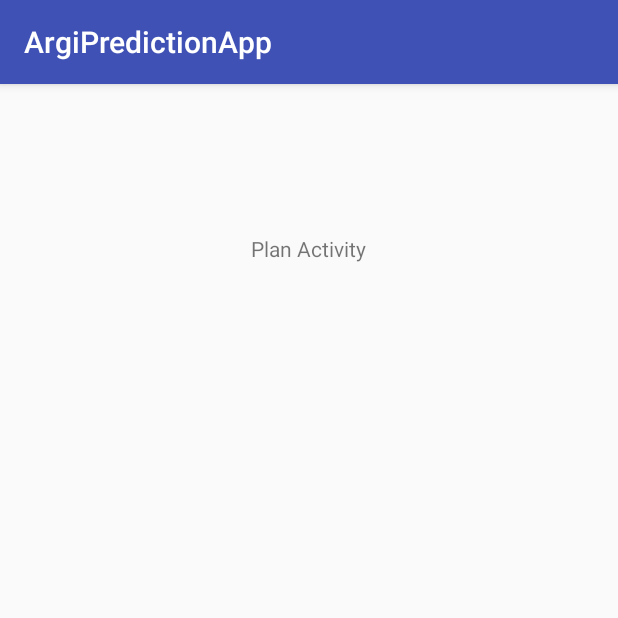
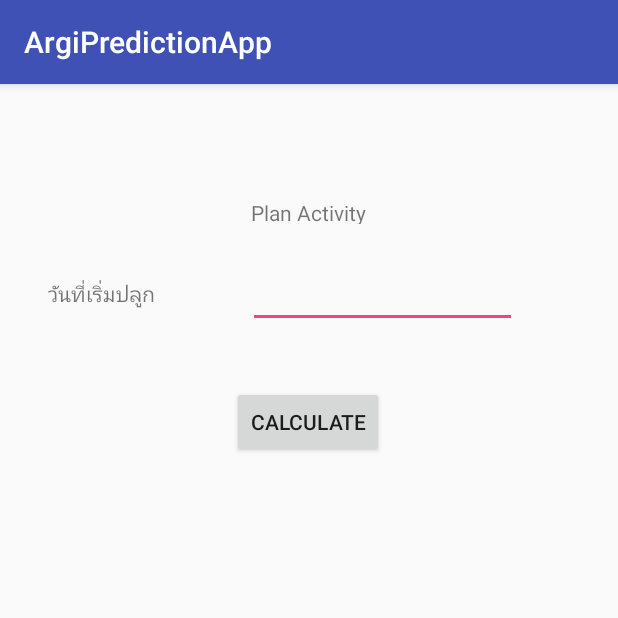
Before and after one commit to moeyeo/ArgiPricePredictionApp, an Android app: the PlanActivity screen opened directly, with no data from a screen before it, on a phone screen of 412 x 824 dp, the top half of it. Run offline under Robolectric (Android 15) with nearby library versions, the phone set to English and light mode, and no system bars.

Commit message:
date picker on planning activity.

```diff
--- a/app/build.gradle
+++ b/app/build.gradle
@@ -27,4 +27,5 @@ dependencies {
     androidTestImplementation 'com.android.support.test.espresso:espresso-core:3.0.2'
     implementation 'com.android.support:cardview-v7:28.0.0'
     implementation 'com.android.support:gridlayout-v7:28.0.0'
+    implementation 'com.android.support:design:28.0.0'
 }
--- a/app/src/main/java/com/moeyeo/argipredictionapp/PlanActivity.java
+++ b/app/src/main/java/com/moeyeo/argipredictionapp/PlanActivity.java
@@ -1,7 +1,15 @@
 package com.moeyeo.argipredictionapp;
 
+import android.app.DatePickerDialog;
 import android.support.v7.app.AppCompatActivity;
 import android.os.Bundle;
+import android.view.View;
+import android.widget.DatePicker;
+import android.widget.EditText;
+
+import java.text.SimpleDateFormat;
+import java.util.Calendar;
+import java.util.Locale;
 
 public class PlanActivity extends AppCompatActivity {
 
@@ -9,5 +17,33 @@ public class PlanActivity extends AppCompatActivity {
     protected void onCreate(Bundle savedInstanceState) {
         super.onCreate(savedInstanceState);
         setContentView(R.layout.plan_layout);
+
+        final Calendar myCalendar = Calendar.getInstance();
+
+        final EditText edittext= (EditText) findViewById(R.id.startDate);
+        final DatePickerDialog.OnDateSetListener date = new DatePickerDialog.OnDateSetListener() {
+
+            @Override
+            public void onDateSet(DatePicker datePicker, int i, int i1, int i2) {
+                myCalendar.set(Calendar.YEAR, i);
+                myCalendar.set(Calendar.MONTH, i1);
+                myCalendar.set(Calendar.DAY_OF_MONTH, i2);
+                String myFormat = "dd/MM/yy"; //In which you need put here
+                SimpleDateFormat sdf = new SimpleDateFormat(myFormat, Locale.US);
+                edittext.setText(sdf.format(myCalendar.getTime()));
+            }
+
+        };
+        edittext.setOnClickListener(new View.OnClickListener() {
+
+            @Override
+            public void onClick(View v) {
+                // TODO Auto-generated method stub
+                new DatePickerDialog(PlanActivity.this, date, myCalendar
+                        .get(Calendar.YEAR), myCalendar.get(Calendar.MONTH),
+                        myCalendar.get(Calendar.DAY_OF_MONTH)).show();
+            }
+        });
+
     }
 }
--- a/app/src/main/res/layout/plan_layout.xml
+++ b/app/src/main/res/layout/plan_layout.xml
@@ -9,10 +9,10 @@
     <TextView
         android:id="@+id/textView"
         android:layout_width="wrap_content"
-        android:layout_height="wrap_content"
+        android:layout_height="17dp"
         android:layout_marginStart="8dp"
         android:layout_marginLeft="8dp"
-        android:layout_marginTop="100dp"
+        android:layout_marginTop="76dp"
         android:layout_marginEnd="8dp"
         android:layout_marginRight="8dp"
         android:text="Plan Activity"
@@ -20,4 +20,50 @@
         app:layout_constraintHorizontal_bias="0.498"
         app:layout_constraintStart_toStartOf="parent"
         app:layout_constraintTop_toTopOf="parent" />
+
+    <TextView
+        android:id="@+id/textView2"
+        android:layout_width="85dp"
+        android:layout_height="26dp"
+        android:layout_marginStart="32dp"
+        android:layout_marginLeft="32dp"
+        android:layout_marginTop="36dp"
+        android:layout_marginEnd="8dp"
+        android:layout_marginRight="8dp"
+        android:text="วันที่เริ่มปลูก"
+        app:layout_constraintStart_toStartOf="parent"
+        app:layout_constraintTop_toBottomOf="@+id/textView" />
+
+
+    <EditText
+        android:id="@+id/startDate"
+        android:layout_width="179dp"
+        android:layout_height="41dp"
+        android:layout_marginStart="8dp"
+        android:layout_marginLeft="8dp"
+        android:layout_marginTop="28dp"
+        android:layout_marginEnd="8dp"
+        android:layout_marginRight="8dp"
+        android:clickable="true"
+        android:editable="false"
+        app:layout_constraintEnd_toEndOf="parent"
+        app:layout_constraintHorizontal_bias="0.4"
+        app:layout_constraintStart_toEndOf="@+id/textView2"
+        app:layout_constraintTop_toBottomOf="@+id/textView" />
+
+    <Button
+        android:id="@+id/button2"
+        android:layout_width="wrap_content"
+        android:layout_height="wrap_content"
+        android:layout_marginStart="8dp"
+        android:layout_marginLeft="8dp"
+        android:layout_marginTop="108dp"
+        android:layout_marginEnd="8dp"
+        android:layout_marginRight="8dp"
+        android:text="Calculate"
+        app:layout_constraintEnd_toEndOf="parent"
+        app:layout_constraintHorizontal_bias="0.498"
+        app:layout_constraintStart_toStartOf="parent"
+        app:layout_constraintTop_toBottomOf="@+id/textView" />
+
 </android.support.constraint.ConstraintLayout>
```
